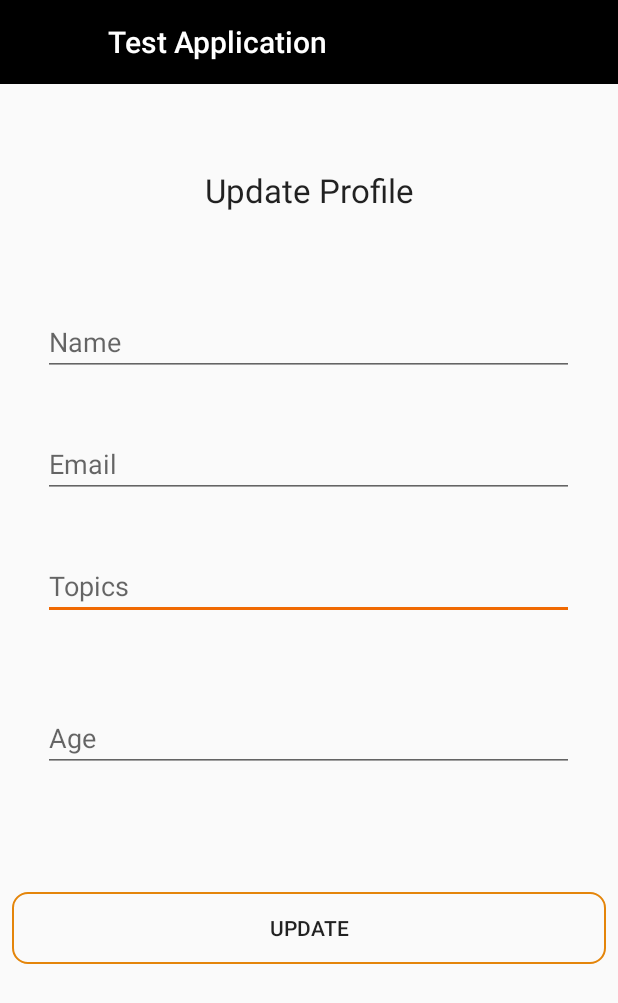
After one commit to JayExtra/TestApplication, an Android app: the ChangeProfile screen opened directly, with no data from a screen before it, on a phone screen of 412 x 824 dp. The commit adds this screen. Shown: the top 1003 px of the screen. Run offline under Robolectric (Android 15) with nearby library versions, the phone set to English and light mode, and no system bars.

Commit message:
new update

```diff
--- /dev/null
+++ b/app/src/main/java/com/example/testapplication/api/model/service/UserClient.java
@@ -0,0 +1,13 @@
+package com.example.testapplication.api.model.service;
+
+import com.example.testapplication.api.model.service.model2.User;
+
+import retrofit2.Call;
+import retrofit2.http.Body;
+import retrofit2.http.POST;
+
+public interface UserClient {
+
+    @POST("user")
+    Call<User> createAccount( @Body User user);
+}
--- a/app/src/main/java/com/example/testapplication/api/model/GithubRepo.java
+++ b/app/src/main/java/com/example/testapplication/api/model/service/model2/GithubRepo.java
@@ -1,4 +1,4 @@
-package com.example.testapplication.api.model;
+package com.example.testapplication.api.model.service.model2;
 
 public class GithubRepo {
 
--- /dev/null
+++ b/app/src/main/java/com/example/testapplication/ui/ChangeProfile.java
@@ -0,0 +1,98 @@
+package com.example.testapplication.ui;
+
+import android.support.v7.app.AppCompatActivity;
+import android.os.Bundle;
+import android.support.v7.widget.Toolbar;
+import android.view.View;
+import android.widget.Button;
+import android.widget.EditText;
+import android.widget.Toast;
+
+import com.example.testapplication.R;
+import com.example.testapplication.api.model.service.UserClient;
+import com.example.testapplication.api.model.service.model2.User;
+
+import retrofit2.Call;
+import retrofit2.Callback;
+import retrofit2.Response;
+import retrofit2.Retrofit;
+import retrofit2.converter.gson.GsonConverterFactory;
+
+public class ChangeProfile extends AppCompatActivity {
+
+    private EditText editName, editTopic, editEmail, editAge;
+    private Button update;
+    private Toolbar toolbarUpdate;
+
+    @Override
+    protected void onCreate(Bundle savedInstanceState) {
+        super.onCreate(savedInstanceState);
+        setContentView(R.layout.activity_change_profile);
+
+        editAge=findViewById(R.id.age);
+        editName=findViewById(R.id.name);
+        editTopic=findViewById(R.id.topics);
+        editEmail=findViewById(R.id.email);
+        update=findViewById(R.id.button_update);
+        toolbarUpdate=findViewById(R.id.toolbar_update);
+
+        setSupportActionBar(toolbarUpdate);
+        getSupportActionBar().setDisplayHomeAsUpEnabled(true);
+
+
+    //get details from the text fields and convert them into object
+
+        update.setOnClickListener(new View.OnClickListener() {
+            @Override
+            public void onClick(View v) {
+                String a= editAge.getText().toString();
+                int age2= Integer.parseInt(a);
+                User user=new User(
+                        editName.getText().toString(),
+                        editEmail.getText().toString(),
+                        age2,
+                        editTopic.getText().toString().split(",")
+                );
+
+                //send user object with details to server
+
+                sendNetworkRequest(user);
+
+            }
+        });
+
+
+
+
+
+    }
+
+    //method for communicating with server
+    private void sendNetworkRequest(User user){
+        Retrofit.Builder builder=new Retrofit.Builder()
+                .baseUrl("https:api.github.com")
+                .addConverterFactory(GsonConverterFactory.create());
+
+        Retrofit retrofit=builder.build();
+
+        //get client and call object for the request
+
+        UserClient client =retrofit.create(UserClient.class);
+
+        Call<User> call=client.createAccount(user);
+
+        call.enqueue(new Callback<User>() {
+            @Override
+            public void onResponse(Call<User> call, Response<User> response) {
+                Toast.makeText(ChangeProfile.this,"Success USER-ID:"+response.body().getId(),Toast.LENGTH_SHORT).show();
+            }
+
+            @Override
+            public void onFailure(Call<User> call, Throwable t) {
+                Toast.makeText(ChangeProfile.this,"error:(",Toast.LENGTH_SHORT).show();
+            }
+        });
+
+
+    }
+}
--- a/app/src/main/java/com/example/testapplication/ui/GitHubRepoAdapter.java
+++ b/app/src/main/java/com/example/testapplication/ui/GitHubRepoAdapter.java
@@ -8,7 +8,7 @@ import android.widget.ArrayAdapter;
 import android.widget.TextView;
 
 import com.example.testapplication.R;
-import com.example.testapplication.api.model.GithubRepo;
+import com.example.testapplication.api.model.service.model2.GithubRepo;
 
 import java.util.List;
 
--- /dev/null
+++ b/app/src/main/res/layout/activity_change_profile.xml
@@ -0,0 +1,124 @@
+<?xml version="1.0" encoding="utf-8"?>
+<android.support.constraint.ConstraintLayout xmlns:android="http://schemas.android.com/apk/res/android"
+    xmlns:app="http://schemas.android.com/apk/res-auto"
+    xmlns:tools="http://schemas.android.com/tools"
+    android:layout_width="match_parent"
+    android:layout_height="match_parent"
+    tools:context=".ui.ChangeProfile">
+
+    <EditText
+        android:id="@+id/topics"
+        android:layout_width="354dp"
+        android:layout_height="wrap_content"
+        android:layout_marginStart="8dp"
+        android:layout_marginLeft="8dp"
+        android:layout_marginTop="36dp"
+        android:layout_marginEnd="8dp"
+        android:layout_marginRight="8dp"
+        android:ems="10"
+        android:gravity="start|top"
+        android:hint="Topics"
+        android:inputType="textMultiLine"
+        app:layout_constraintEnd_toEndOf="parent"
+        app:layout_constraintHorizontal_bias="0.487"
+        app:layout_constraintStart_toStartOf="parent"
+        app:layout_constraintTop_toBottomOf="@+id/email" />
+
+    <EditText
+        android:id="@+id/age"
+        android:layout_width="354dp"
+        android:layout_height="wrap_content"
+        android:layout_marginStart="8dp"
+        android:layout_marginLeft="8dp"
+        android:layout_marginTop="56dp"
+        android:layout_marginEnd="8dp"
+        android:layout_marginRight="8dp"
+        android:ems="10"
+        android:gravity="start|top"
+        android:hint="Age"
+        android:inputType="textMultiLine"
+        app:layout_constraintEnd_toEndOf="parent"
+        app:layout_constraintHorizontal_bias="0.487"
+        app:layout_constraintStart_toStartOf="parent"
+        app:layout_constraintTop_toBottomOf="@+id/topics" />
+
+    <EditText
+        android:id="@+id/email"
+        android:layout_width="354dp"
+        android:layout_height="wrap_content"
+        android:layout_marginStart="8dp"
+        android:layout_marginLeft="8dp"
+        android:layout_marginTop="36dp"
+        android:layout_marginEnd="8dp"
+        android:layout_marginRight="8dp"
+        android:ems="10"
+        android:gravity="start|top"
+        android:hint="Email"
+        android:inputType="textMultiLine"
+        app:layout_constraintEnd_toEndOf="parent"
+        app:layout_constraintHorizontal_bias="0.487"
+        app:layout_constraintStart_toStartOf="parent"
+        app:layout_constraintTop_toBottomOf="@+id/name" />
+
+    <android.support.v7.widget.Toolbar
+        android:id="@+id/toolbar_update"
+        android:layout_width="0dp"
+        android:layout_height="wrap_content"
+        android:background="@color/common_google_signin_btn_text_dark_focused"
+        android:minHeight="?attr/actionBarSize"
+        android:theme="?attr/actionBarTheme"
+        app:layout_constraintEnd_toEndOf="parent"
+        app:layout_constraintStart_toStartOf="parent"
+        app:layout_constraintTop_toTopOf="parent"
+        app:title="@string/app_name"
+        app:titleTextColor="#ffffff" />
+
+    <TextView
+        android:id="@+id/textView"
+        android:layout_width="wrap_content"
+        android:layout_height="wrap_content"
+        android:layout_marginStart="8dp"
+        android:layout_marginLeft="8dp"
+        android:layout_marginTop="56dp"
+        android:layout_marginEnd="8dp"
+        android:layout_marginRight="8dp"
+        android:text="Update Profile"
+        android:textAppearance="@style/TextAppearance.AppCompat.Large"
+        app:layout_constraintEnd_toEndOf="parent"
+        app:layout_constraintStart_toStartOf="parent"
+        app:layout_constraintTop_toBottomOf="@+id/toolbar_update" />
+
+    <EditText
+        android:id="@+id/name"
+        android:layout_width="354dp"
+        android:layout_height="wrap_content"
+        android:layout_marginStart="8dp"
+        android:layout_marginLeft="8dp"
+        android:layout_marginTop="64dp"
+        android:layout_marginEnd="8dp"
+        android:layout_marginRight="8dp"
+        android:ems="10"
+        android:gravity="start|top"
+        android:hint="Name"
+        android:inputType="textMultiLine"
+        app:layout_constraintEnd_toEndOf="parent"
+        app:layout_constraintHorizontal_bias="0.487"
+        app:layout_constraintStart_toStartOf="parent"
+        app:layout_constraintTop_toBottomOf="@+id/textView" />
+
+    <Button
+        android:id="@+id/button_update"
+        android:layout_width="0dp"
+        android:layout_height="wrap_content"
+        android:layout_marginStart="8dp"
+        android:layout_marginLeft="8dp"
+        android:layout_marginTop="80dp"
+        android:layout_marginEnd="8dp"
+        android:layout_marginRight="8dp"
+        android:background="@drawable/button_curved"
+        android:text="Update"
+        app:layout_constraintEnd_toEndOf="parent"
+        app:layout_constraintHorizontal_bias="0.0"
+        app:layout_constraintStart_toStartOf="parent"
+        app:layout_constraintTop_toBottomOf="@+id/age" />
+</android.support.constraint.ConstraintLayout>
```
Also changed, not shown: app/src/main/AndroidManifest.xml (+13 -0 lines), app/src/main/java/com/example/testapplication/api/model/service/AccessToken.java (added, +24 -0 lines), app/src/main/java/com/example/testapplication/api/model/service/GithubClient.java (+16 -1 lines), app/src/main/java/com/example/testapplication/api/model/service/model2/User.java (added, +21 -0 lines), app/src/main/java/com/example/testapplication/ui/MainActivity.java (+94 -2 lines), app/src/main/res/layout/activity_home.xml (deleted, +0 -45 lines).
